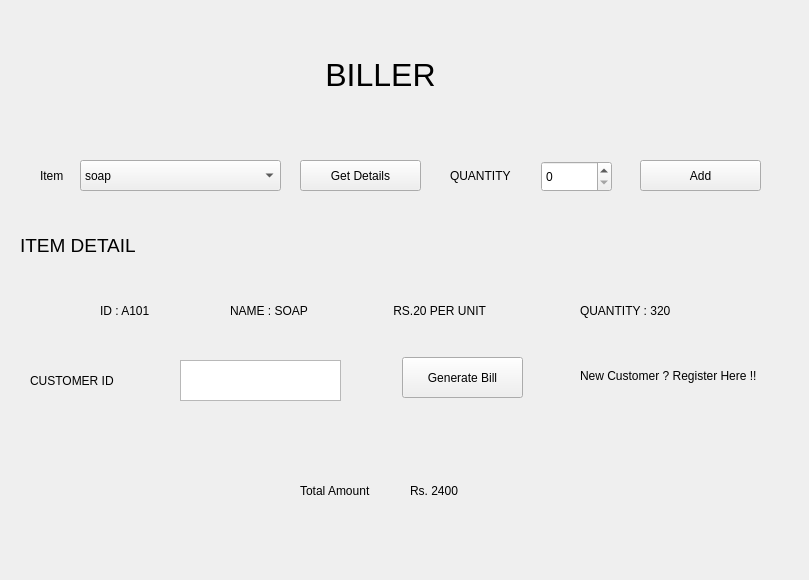
The window that billGenerator.ui (MARK-42/Store_Management) describes before a commit, drawn with Qt 5.
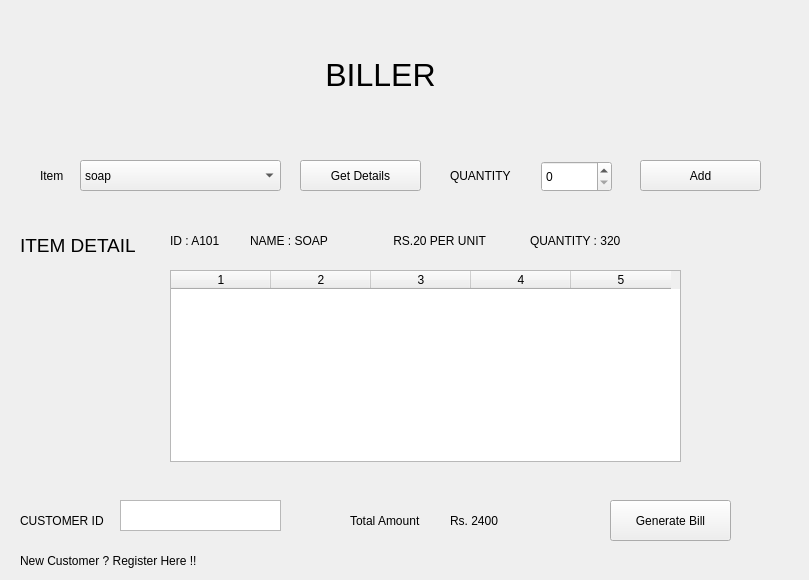
The same window after the commit.

Commit message: Bill to DB functionality

The edit to the form file:
```diff
--- a/billGenerator.ui
+++ b/billGenerator.ui
@@ -102,8 +102,8 @@
    <widget class="QLabel" name="itmNamelbl">
     <property name="geometry">
      <rect>
-      <x>230</x>
-      <y>300</y>
+      <x>250</x>
+      <y>230</y>
       <width>91</width>
       <height>21</height>
      </rect>
@@ -116,7 +116,7 @@
     <property name="geometry">
      <rect>
       <x>390</x>
-      <y>300</y>
+      <y>230</y>
       <width>111</width>
       <height>21</height>
      </rect>
@@ -128,8 +128,8 @@
    <widget class="QLabel" name="ItemQtLbl">
     <property name="geometry">
      <rect>
-      <x>580</x>
-      <y>290</y>
+      <x>530</x>
+      <y>220</y>
       <width>111</width>
       <height>41</height>
      </rect>
@@ -141,8 +141,8 @@
    <widget class="QLabel" name="itemIdLbl">
     <property name="geometry">
      <rect>
-      <x>100</x>
-      <y>300</y>
+      <x>170</x>
+      <y>230</y>
       <width>55</width>
       <height>21</height>
      </rect>
@@ -177,8 +177,8 @@
    <widget class="QLabel" name="label_9">
     <property name="geometry">
      <rect>
-      <x>30</x>
-      <y>360</y>
+      <x>20</x>
+      <y>500</y>
       <width>131</width>
       <height>41</height>
      </rect>
@@ -190,20 +190,20 @@
    <widget class="QTextEdit" name="custIdTextEdit">
     <property name="geometry">
      <rect>
-      <x>180</x>
-      <y>360</y>
+      <x>120</x>
+      <y>500</y>
       <width>161</width>
-      <height>41</height>
+      <height>31</height>
      </rect>
     </property>
    </widget>
    <widget class="QLabel" name="custRegLbl">
     <property name="geometry">
      <rect>
-      <x>580</x>
-      <y>350</y>
+      <x>20</x>
+      <y>550</y>
       <width>191</width>
-      <height>51</height>
+      <height>21</height>
      </rect>
     </property>
     <property name="text">
@@ -213,8 +213,8 @@
    <widget class="QLabel" name="label_11">
     <property name="geometry">
      <rect>
-      <x>300</x>
-      <y>470</y>
+      <x>350</x>
+      <y>500</y>
       <width>91</width>
       <height>41</height>
      </rect>
@@ -226,8 +226,8 @@
    <widget class="QLabel" name="totalAmtLbl">
     <property name="geometry">
      <rect>
-      <x>410</x>
-      <y>470</y>
+      <x>450</x>
+      <y>500</y>
       <width>101</width>
       <height>41</height>
      </rect>
@@ -239,8 +239,8 @@
    <widget class="QPushButton" name="GenBillBtn">
     <property name="geometry">
      <rect>
-      <x>402</x>
-      <y>357</y>
+      <x>610</x>
+      <y>500</y>
       <width>121</width>
       <height>41</height>
      </rect>
@@ -249,6 +249,24 @@
      <string>Generate Bill</string>
     </property>
    </widget>
+   <widget class="QTableWidget" name="Bill">
+    <property name="geometry">
+     <rect>
+      <x>170</x>
+      <y>270</y>
+      <width>511</width>
+      <height>192</height>
+     </rect>
+    </property>
+    <property name="columnCount">
+     <number>5</number>
+    </property>
+    <column/>
+    <column/>
+    <column/>
+    <column/>
+    <column/>
+   </widget>
   </widget>
  </widget>
  <resources/>
```
The commit also changes 4 other files.
